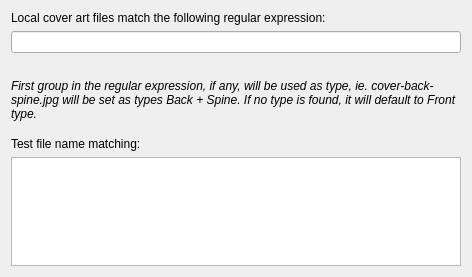
Before: the Qt Designer form ui/provider_options_local.ui in metabrainz/picard, drawn with Qt 5.
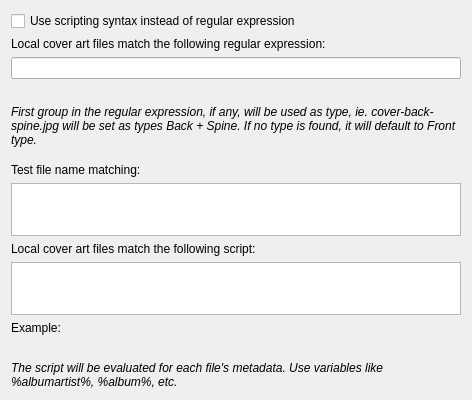
After: the same form once the commit is applied. Custom widgets are drawn as their Qt base class.

Commit message:
PICARD-1044: Allow the usage of scripting for loading local cover art
- add a checkbox to select the mode (regex or script)
- add a script editor widget, along error/example
- provide evalutation time methods accordingly

The edit to the form file:
```diff
--- a/ui/provider_options_local.ui
+++ b/ui/provider_options_local.ui
@@ -7,13 +7,20 @@
     <x>0</x>
     <y>0</y>
     <width>472</width>
-    <height>277</height>
+    <height>400</height>
    </rect>
   </property>
   <property name="windowTitle">
    <string>Form</string>
   </property>
   <layout class="QVBoxLayout" name="verticalLayout">
+   <item>
+    <widget class="QCheckBox" name="local_cover_use_script">
+     <property name="text">
+      <string>Use scripting syntax instead of regular expression</string>
+     </property>
+    </widget>
+   </item>
    <item>
     <widget class="QLabel" name="local_cover_regex_label">
      <property name="text">
@@ -76,6 +83,58 @@
    <item>
     <widget class="QPlainTextEdit" name="test_coverart_filter"/>
    </item>
+   <item>
+    <widget class="QLabel" name="local_cover_script_label">
+     <property name="text">
+      <string>Local cover art files match the following script:</string>
+     </property>
+    </widget>
+   </item>
+   <item>
+    <widget class="ScriptTextEdit" name="local_cover_script_edit">
+     <property name="maximumSize">
+      <size>
+       <width>16777215</width>
+       <height>100</height>
+      </size>
+     </property>
+    </widget>
+   </item>
+   <item>
+    <widget class="QLabel" name="script_preview_label">
+     <property name="text">
+      <string>Example:</string>
+     </property>
+    </widget>
+   </item>
+   <item>
+    <widget class="QLabel" name="script_preview_value">
+     <property name="text">
+      <string/>
+     </property>
+     <property name="textInteractionFlags">
+      <set>Qt::TextSelectableByMouse</set>
+     </property>
+     <property name="wordWrap">
+      <bool>true</bool>
+     </property>
+    </widget>
+   </item>
+   <item>
+    <widget class="QLabel" name="script_note">
+     <property name="font">
+      <font>
+       <italic>true</italic>
+      </font>
+     </property>
+     <property name="text">
+      <string>The script will be evaluated for each file's metadata. Use variables like %albumartist%, %album%, etc.</string>
+     </property>
+     <property name="wordWrap">
+      <bool>true</bool>
+     </property>
+    </widget>
+   </item>
    <item>
     <spacer name="verticalSpacer">
      <property name="orientation">
@@ -91,6 +150,13 @@
    </item>
   </layout>
  </widget>
+ <customwidgets>
+  <customwidget>
+   <class>ScriptTextEdit</class>
+   <extends>QPlainTextEdit</extends>
+   <header>picard/ui/widgets/scripttextedit.h</header>
+  </customwidget>
+ </customwidgets>
  <resources/>
  <connections/>
 </ui>
```
Left out of the diff: 2 changed lines with no effect on the pictures. The commit also changes 4 other files.
